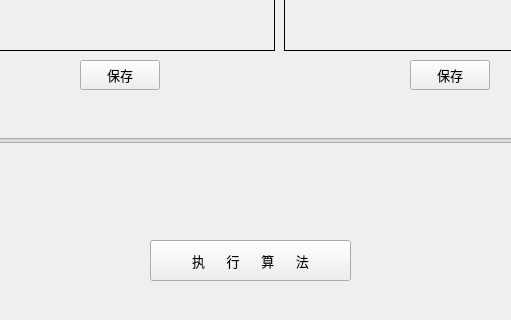
First picture: the form in Gray_image_segmenter/widget.ui, repository chuanlog/Cpp-big-homework, before the edit; both pictures show x 340 to 851 and y 280 to 600 of the 1200 by 600 pixel window.
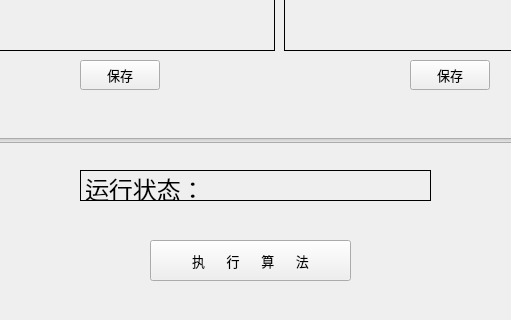
Second picture: the form after the edit.

Commit message:
添加状态显示框，解决了一些bug
通过强制刷新解决了状态显示事件被挂起的问题，解决了valueInput_lineedit输入大于三十的值时的bug.

```diff
--- a/Gray_image_segmenter/widget.ui
+++ b/Gray_image_segmenter/widget.ui
@@ -538,6 +538,27 @@
     <string>&lt;html&gt;&lt;head/&gt;&lt;body&gt;&lt;p align=&quot;center&quot;&gt;压缩图&lt;/p&gt;&lt;/body&gt;&lt;/html&gt;</string>
    </property>
   </widget>
+  <widget class="QLabel" name="state_showing_label">
+   <property name="geometry">
+    <rect>
+     <x>420</x>
+     <y>450</y>
+     <width>351</width>
+     <height>31</height>
+    </rect>
+   </property>
+   <property name="font">
+    <font>
+     <pointsize>11</pointsize>
+    </font>
+   </property>
+   <property name="styleSheet">
+    <string notr="true">border:1px solid rgb(0,0,0);</string>
+   </property>
+   <property name="text">
+    <string>&lt;html&gt;&lt;head/&gt;&lt;body&gt;&lt;p&gt;&lt;span style=&quot; font-size:18pt;&quot;&gt;运行状态：&lt;/span&gt;&lt;/p&gt;&lt;/body&gt;&lt;/html&gt;</string>
+   </property>
+  </widget>
  </widget>
  <resources/>
  <connections/>
```
The commit also changes 8 other files.
